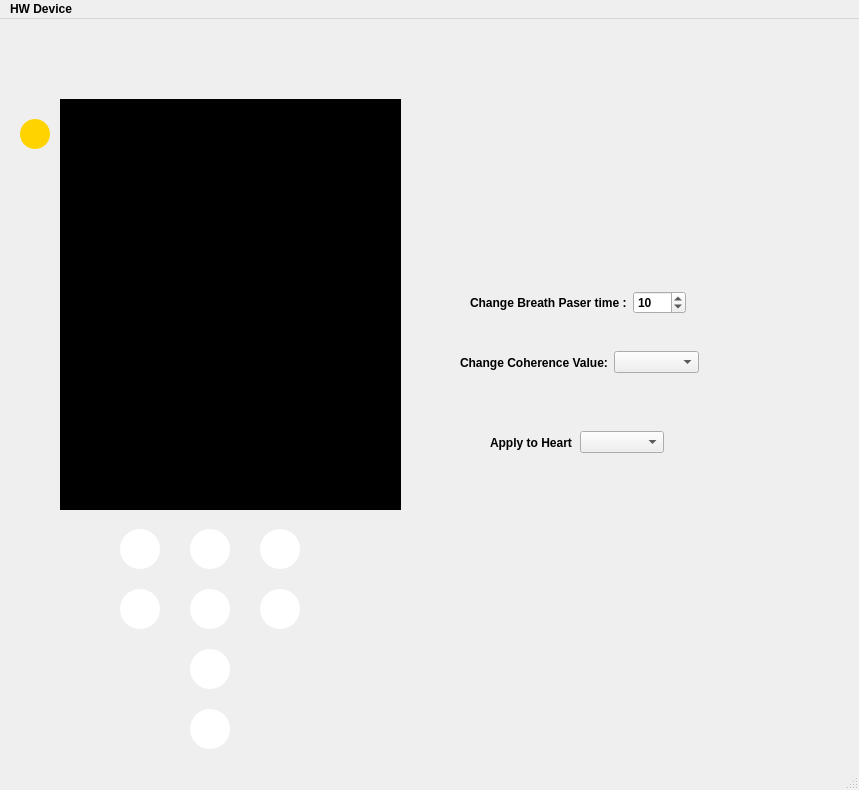
This is Team13-HeartWave/mainwindow.ui in bradyhoard/Team13-HeartWave as Qt 5 draws it before an edit. The edited form follows.
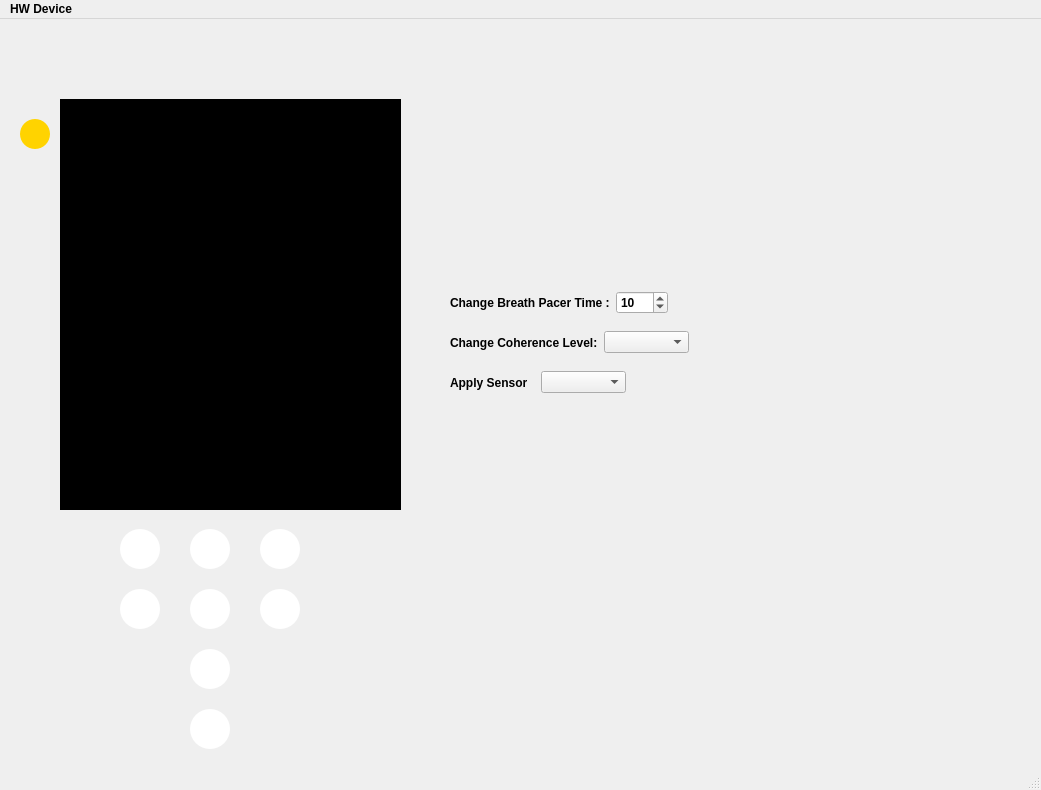
This is the edited form. Icons and pictures are not drawn. Custom widgets are drawn as their Qt base class.

Commit message: all data is saved to session properly and some of it is displayed on UI

What changed in the file:
```diff
--- a/Team13-HeartWave/mainwindow.ui
+++ b/Team13-HeartWave/mainwindow.ui
@@ -6,7 +6,7 @@
    <rect>
     <x>0</x>
     <y>0</y>
-    <width>859</width>
+    <width>1041</width>
     <height>790</height>
    </rect>
   </property>
@@ -605,9 +605,9 @@
    <widget class="QWidget" name="layoutWidget">
     <property name="geometry">
      <rect>
-      <x>470</x>
+      <x>450</x>
       <y>270</y>
-      <width>216</width>
+      <width>218</width>
       <height>28</height>
      </rect>
     </property>
@@ -615,7 +615,7 @@
      <item>
       <widget class="QLabel" name="label_7">
        <property name="text">
-        <string>Change Breath Paser time :</string>
+        <string>Change Breath Pacer Time :</string>
        </property>
       </widget>
      </item>
@@ -637,8 +637,8 @@
    <widget class="QWidget" name="layoutWidget">
     <property name="geometry">
      <rect>
-      <x>460</x>
-      <y>330</y>
+      <x>450</x>
+      <y>310</y>
       <width>239</width>
       <height>27</height>
      </rect>
@@ -647,7 +647,7 @@
      <item>
       <widget class="QLabel" name="label_6">
        <property name="text">
-        <string>Change Coherence Value:</string>
+        <string>Change Coherence Level:</string>
        </property>
       </widget>
      </item>
@@ -659,9 +659,9 @@
    <widget class="QWidget" name="layoutWidget">
     <property name="geometry">
      <rect>
-      <x>490</x>
-      <y>410</y>
-      <width>174</width>
+      <x>450</x>
+      <y>350</y>
+      <width>176</width>
       <height>27</height>
      </rect>
     </property>
@@ -669,7 +669,7 @@
      <item>
       <widget class="QLabel" name="label_4">
        <property name="text">
-        <string>Apply to Heart</string>
+        <string>Apply Sensor</string>
        </property>
       </widget>
      </item>
@@ -739,7 +739,7 @@
      <property name="geometry">
       <rect>
        <x>10</x>
-       <y>10</y>
+       <y>20</y>
        <width>101</width>
        <height>31</height>
       </rect>
@@ -760,7 +760,7 @@
      <property name="geometry">
       <rect>
        <x>10</x>
-       <y>40</y>
+       <y>60</y>
        <width>101</width>
        <height>31</height>
       </rect>
@@ -780,9 +780,9 @@
     <widget class="QLabel" name="label_13">
      <property name="geometry">
       <rect>
-       <x>140</x>
-       <y>10</y>
-       <width>71</width>
+       <x>180</x>
+       <y>70</y>
+       <width>81</width>
        <height>31</height>
       </rect>
      </property>
@@ -802,7 +802,7 @@
      <property name="geometry">
       <rect>
        <x>90</x>
-       <y>40</y>
+       <y>60</y>
        <width>61</width>
        <height>31</height>
       </rect>
@@ -823,7 +823,7 @@
      <property name="geometry">
       <rect>
        <x>100</x>
-       <y>10</y>
+       <y>20</y>
        <width>41</width>
        <height>31</height>
       </rect>
@@ -843,9 +843,9 @@
     <widget class="QLabel" name="label_14">
      <property name="geometry">
       <rect>
-       <x>140</x>
+       <x>180</x>
        <y>40</y>
-       <width>71</width>
+       <width>81</width>
        <height>31</height>
       </rect>
      </property>
@@ -864,7 +864,7 @@
     <widget class="QLabel" name="label_15">
      <property name="geometry">
       <rect>
-       <x>230</x>
+       <x>180</x>
        <y>10</y>
        <width>81</width>
        <height>31</height>
@@ -885,8 +885,8 @@
     <widget class="QLabel" name="pTimeLow_label">
      <property name="geometry">
       <rect>
-       <x>200</x>
-       <y>10</y>
+       <x>260</x>
+       <y>70</y>
        <width>41</width>
        <height>31</height>
       </rect>
@@ -906,7 +906,7 @@
     <widget class="QLabel" name="pTimeMed_label">
      <property name="geometry">
       <rect>
-       <x>200</x>
+       <x>260</x>
        <y>40</y>
        <width>41</width>
        <height>31</height>
@@ -927,7 +927,7 @@
     <widget class="QLabel" name="pTimeHigh_label">
      <property name="geometry">
       <rect>
-       <x>300</x>
+       <x>260</x>
        <y>10</y>
        <width>41</width>
        <height>31</height>
@@ -982,7 +982,7 @@
     <rect>
      <x>0</x>
      <y>0</y>
-     <width>859</width>
+     <width>1041</width>
      <height>22</height>
     </rect>
    </property>
```
The commit also changes 5 other files.
